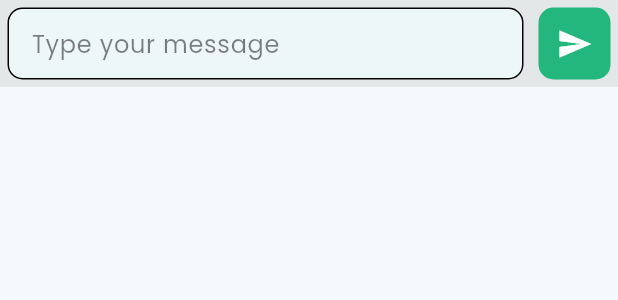
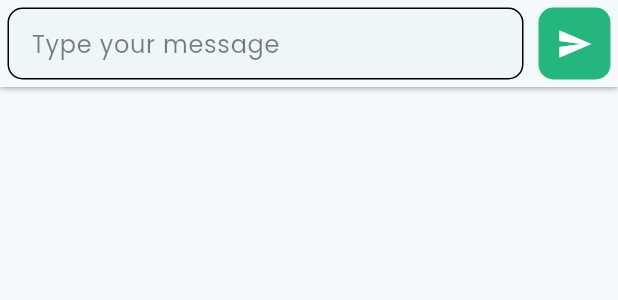
Before and after one commit to HenriqueOz/websocket-chat, a Flutter app: the ChatMessageInput widget shown alone on an empty page, opened directly, on a phone screen of 412 x 824 dp. Shown: the top 300 px of the screen. Run offline on Flutter 3.47's test engine with Material 3 defaults, Android fonts, the phone set to English and light mode, and no system bars; our stand-ins replace bloc, equatable, flutter_bloc, google_fonts, hive_flutter, socket_io_client; accounts and stored records are empty; network calls fail.

Commit message:
working in message bubbles

```diff
--- a/mobile/lib/app/modules/chat/bloc/chat_connection/chat_connection_bloc.dart
+++ b/mobile/lib/app/modules/chat/bloc/chat_connection/chat_connection_bloc.dart
@@ -13,6 +13,8 @@ class ChatConnectionBloc extends Bloc<ChatConnectionEvent, ChatConnectionState>
   final WebsocketClient _websocket;
   final UserModel _userModel;
 
+  late StreamSubscription<MessageModel> _messageStreamSubscription;
+
   ChatConnectionBloc({
     required WebsocketClient websocket,
     required UserModel userModel,
@@ -26,20 +28,28 @@ class ChatConnectionBloc extends Bloc<ChatConnectionEvent, ChatConnectionState>
           ),
         ) {
     on<ChatConnectionConnect>(_chatConnect);
+    on<ChatConnectionReceiveMessage>(_receiveMessage);
+
+    _messageStreamSubscription = _websocket.messageStream.listen((message) {
+      add(ChatConnectionReceiveMessage(message: message));
+    });
   }
 
   Future<void> _chatConnect(ChatConnectionConnect event, Emitter<ChatConnectionState> emit) async {
     await _websocket.connect(user: _userModel);
   }
 
-  Stream<MessageModel> get messageStream => _websocket.messageStream;
+  Stream<SocketStatus> get statusStream => _websocket.statusStream;
 
-  Stream<SocketStatus> get statusStream => _websocket.statusStream;
+  Future<void> _receiveMessage(ChatConnectionReceiveMessage event, Emitter<ChatConnectionState> emit) async {
+    emit(state.updateMessages(event.message));
+  }
 
   @override
   Future<void> close() {
     _websocket.disconnect();
     _websocket.dispose();
+    _messageStreamSubscription.cancel();
     return super.close();
   }
 }
--- a/mobile/lib/app/modules/chat/chat_page.dart
+++ b/mobile/lib/app/modules/chat/chat_page.dart
@@ -10,6 +10,7 @@ import 'package:websocket_flutter/app/data/models/user_model.dart';
 import 'package:websocket_flutter/app/modules/chat/bloc/chat_connection/chat_connection_bloc.dart';
 import 'package:websocket_flutter/app/modules/chat/widgets/chat_app_bar.dart';
 import 'package:websocket_flutter/app/modules/chat/widgets/chat_message_input.dart';
+import 'package:websocket_flutter/app/modules/chat/widgets/chat_message_list.dart';
 
 class ChatPage extends StatefulWidget {
   final UserModel user;
@@ -71,7 +72,9 @@ class _ChatPageState extends State<ChatPage> {
           width: context.safeAreaSize.width,
           child: Column(
             children: [
-              const Spacer(),
+              const Expanded(
+                child: ChatMessageList(),
+              ),
               Align(
                 alignment: Alignment.bottomCenter,
                 child: SizedBox(
--- a/mobile/lib/app/modules/chat/widgets/chat_message_input.dart
+++ b/mobile/lib/app/modules/chat/widgets/chat_message_input.dart
@@ -12,7 +12,13 @@ class ChatMessageInput extends StatelessWidget {
       child: Container(
         padding: const EdgeInsets.symmetric(horizontal: 5, vertical: 5),
         decoration: BoxDecoration(
-          color: context.colors.surfaceDim.withOpacity(.75),
+          boxShadow: [
+            BoxShadow(
+              color: context.colors.shadow.withOpacity(.5),
+              blurRadius: 3,
+            )
+          ],
+          color: context.colors.surface,
         ),
         child: Row(
           children: [
--- a/mobile/pubspec.yaml
+++ b/mobile/pubspec.yaml
@@ -44,6 +44,7 @@ dependencies:
   equatable: ^2.0.7
   web_socket_channel: ^3.0.1
   socket_io_client: ^3.0.2
+  intl: ^0.20.1
 
 dev_dependencies:
   flutter_test:
```
Also changed, not shown: mobile/lib/app/modules/chat/bloc/chat_connection/chat_connection_event.dart (+7 -6 lines), mobile/lib/app/modules/chat/widgets/chat_message_list.dart (added, +51 -0 lines), mobile/pubspec.lock.
